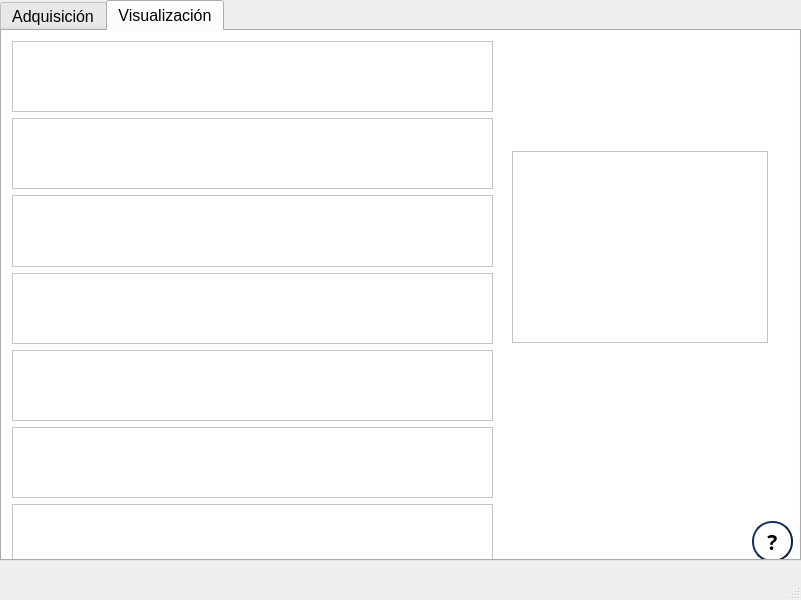
This is interface/ViAT/Adquisicion_accion.ui in vhenaoi/OpenBCI_acquisition_python_ViAT as Qt 5 draws it before an edit. The edited form follows.
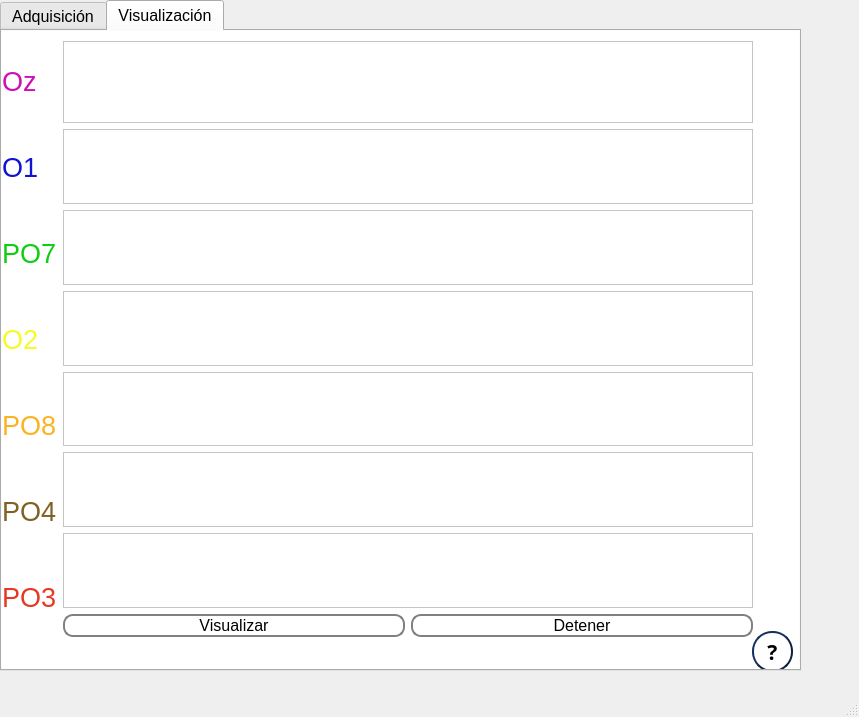
This is the edited form. Custom widgets are drawn as their Qt base class.

What changed in the file:
```diff
--- a/interface/ViAT/Adquisicion_accion.ui
+++ b/interface/ViAT/Adquisicion_accion.ui
@@ -6,8 +6,8 @@
    <rect>
     <x>0</x>
     <y>0</y>
-    <width>801</width>
-    <height>600</height>
+    <width>859</width>
+    <height>717</height>
    </rect>
   </property>
   <property name="windowTitle">
@@ -20,7 +20,7 @@
       <x>0</x>
       <y>0</y>
       <width>801</width>
-      <height>561</height>
+      <height>671</height>
      </rect>
     </property>
     <property name="font">
@@ -511,9 +511,15 @@
         <x>0</x>
         <y>0</y>
         <width>821</width>
-        <height>561</height>
+        <height>651</height>
        </rect>
       </property>
+      <property name="minimumSize">
+       <size>
+        <width>821</width>
+        <height>0</height>
+       </size>
+      </property>
       <property name="palette">
        <palette>
         <active>
@@ -620,14 +626,14 @@
          <x>0</x>
          <y>0</y>
          <width>821</width>
-         <height>561</height>
+         <height>651</height>
         </rect>
        </property>
        <widget class="QPushButton" name="adquisitionInfo2">
         <property name="geometry">
          <rect>
           <x>750</x>
-          <y>490</y>
+          <y>600</y>
           <width>41</width>
           <height>41</height>
          </rect>
@@ -685,50 +691,135 @@
          <string/>
         </property>
        </widget>
-       <widget class="QListView" name="listView">
+       <widget class="QWidget" name="horizontalLayoutWidget_2">
         <property name="geometry">
          <rect>
-          <x>510</x>
-          <y>120</y>
-          <width>256</width>
-          <height>192</height>
-         </rect>
-        </property>
-       </widget>
-       <widget class="QWidget" name="verticalLayoutWidget">
-        <property name="geometry">
-         <rect>
-          <x>10</x>
+          <x>0</x>
           <y>10</y>
-          <width>481</width>
-          <height>612</height>
+          <width>751</width>
+          <height>596</height>
          </rect>
         </property>
+        <layout class="QHBoxLayout" name="horizontalLayout_2">
+         <item>
+          <layout class="QVBoxLayout" name="verticalLayout_4">
+           <item>
+            <widget class="QLabel" name="OZ">
+             <property name="font">
+              <font>
+               <pointsize>20</pointsize>
+              </font>
+             </property>
+             <property name="styleSheet">
+              <string notr="true">QLabel { color : #CD10B4; }</string>
+             </property>
+             <property name="text">
+              <string>Oz</string>
+             </property>
+            </widget>
+           </item>
+           <item>
+            <widget class="QLabel" name="O1">
+             <property name="font">
+              <font>
+               <pointsize>20</pointsize>
+              </font>
+             </property>
+             <property name="styleSheet">
+              <string notr="true">QLabel { color : #1014CD; }</string>
+             </property>
+             <property name="text">
+              <string>O1</string>
+             </property>
+            </widget>
+           </item>
+           <item>
+            <widget class="QLabel" name="PO7">
+             <property name="font">
+              <font>
+               <pointsize>20</pointsize>
+              </font>
+             </property>
+             <property name="styleSheet">
+              <string notr="true">QLabel { color :#10CD14; }</string>
+             </property>
+             <property name="text">
+              <string>PO7</string>
+             </property>
+            </widget>
+           </item>
+           <item>
+            <widget class="QLabel" name="O2">
+             <property name="font">
+              <font>
+               <pointsize>20</pointsize>
+              </font>
+             </property>
+             <property name="styleSheet">
+              <string notr="true">QLabel { color : #F7FB24; }</string>
+             </property>
+             <property name="text">
+              <string>O2</string>
+             </property>
+            </widget>
+           </item>
+           <item>
+            <widget class="QLabel" name="PO8">
+             <property name="font">
+              <font>
+               <pointsize>20</pointsize>
+              </font>
+             </property>
+             <property name="styleSheet">
+              <string notr="true">QLabel { color :#FBB324 ; }</string>
+             </property>
+             <property name="text">
+              <string>PO8</string>
+             </property>
+            </widget>
+           </item>
+           <item>
+            <widget class="QLabel" name="PO4">
+             <property name="font">
+              <font>
+               <pointsize>20</pointsize>
+              </font>
+             </property>
+             <property name="styleSheet">
+              <string notr="true">QLabel { color :#806123 ; }</string>
+             </property>
+             <property name="text">
+              <string>PO4</string>
+             </property>
+            </widget>
+           </item>
+           <item>
+            <widget class="QLabel" name="PO3">
+             <property name="font">
+              <font>
+               <pointsize>20</pointsize>
+              </font>
+             </property>
+             <property name="styleSheet">
+              <string notr="true">QLabel { color :#E53923 ; }</string>
+             </property>
+             <property name="text">
+              <string>PO3</string>
+             </property>
+            </widget>
+           </item>
+          </layout>
+         </item>
+         <item>
         <layout class="QVBoxLayout" name="verticalLayout">
-         <item>
-          <widget class="PlotWidget" name="viewSignalFCz">
-           <property name="backgroundBrush">
-            <brush brushstyle="NoBrush">
-             <color alpha="255">
-              <red>255</red>
-              <green>255</green>
-              <blue>255</blue>
-             </color>
-            </brush>
-           </property>
-           <property name="foregroundBrush">
-            <brush brushstyle="NoBrush">
-             <color alpha="255">
-              <red>255</red>
-              <green>255</green>
-              <blue>255</blue>
-             </color>
-            </brush>
-           </property>
-          </widget>
-         </item>
          <item>
           <widget class="PlotWidget" name="viewSignalOz">
+             <property name="minimumSize">
+              <size>
+               <width>479</width>
+               <height>82</height>
+              </size>
+             </property>
            <property name="backgroundBrush">
             <brush brushstyle="NoBrush">
              <color alpha="255">
@@ -881,6 +972,100 @@
            </property>
           </widget>
          </item>
+           <item>
+            <layout class="QHBoxLayout" name="horizontalLayout">
+             <item>
+              <widget class="QPushButton" name="playGraph">
+               <property name="minimumSize">
+                <size>
+                 <width>101</width>
+                 <height>23</height>
+                </size>
+               </property>
+               <property name="font">
+                <font>
+                 <pointsize>12</pointsize>
+                </font>
+               </property>
+               <property name="styleSheet">
+                <string notr="true">QPushButton {
+    border: 2px solid gray;
+    border-radius: 10px;
+    padding: 0 8px;
+    background: rgb(255, 255, 255);
+    selection-background-color: darkgray;
+    }
+
+QPushButton:hover {
+    border: 2px solid gray;
+    border-radius: 10px;
+    padding: 0 8px;
+    background: rgb(222, 222, 222);
+    selection-background-color: darkgray;
+    }
+
+QPushButton:pressed {
+    border: 2px solid gray;
+    border-radius: 10px;
+    padding: 0 8px;
+    background:rgb(176, 176, 176);
+    selection-background-color: darkgray;
+    }
+</string>
+               </property>
+               <property name="text">
+                <string>Visualizar</string>
+               </property>
+              </widget>
+             </item>
+             <item>
+              <widget class="QPushButton" name="stopGraph">
+               <property name="minimumSize">
+                <size>
+                 <width>101</width>
+                 <height>23</height>
+                </size>
+               </property>
+               <property name="font">
+                <font>
+                 <pointsize>12</pointsize>
+                </font>
+               </property>
+               <property name="styleSheet">
+                <string notr="true">QPushButton {
+    border: 2px solid gray;
+    border-radius: 10px;
+    padding: 0 8px;
+    background: rgb(255, 255, 255);
+    selection-background-color: darkgray;
+    }
+
+QPushButton:hover {
+    border: 2px solid gray;
+    border-radius: 10px;
+    padding: 0 8px;
+    background: rgb(222, 222, 222);
+    selection-background-color: darkgray;
+    }
+
+QPushButton:pressed {
+    border: 2px solid gray;
+    border-radius: 10px;
+    padding: 0 8px;
+    background:rgb(176, 176, 176);
+    selection-background-color: darkgray;
+    }
+</string>
+               </property>
+               <property name="text">
+                <string>Detener</string>
+               </property>
+              </widget>
+             </item>
+            </layout>
+           </item>
+          </layout>
+         </item>
         </layout>
        </widget>
       </widget>
```
Left out of the diff: 2 changed lines with no effect on the pictures. Lines whose indentation alone changed are shown as unchanged.
